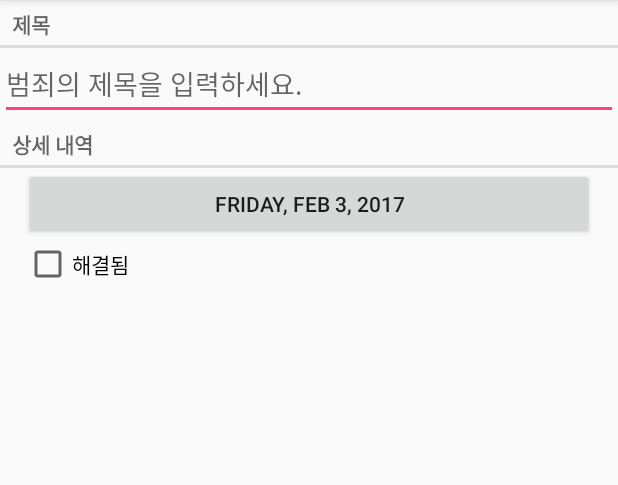
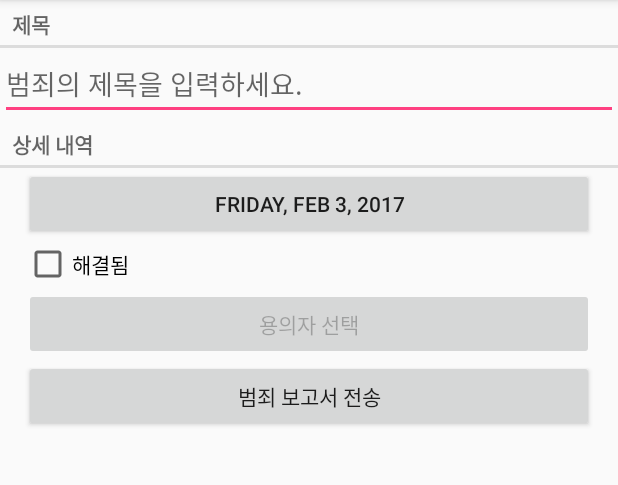
Before and after one commit to suprodigy/Android-Programming, an Android app: the screen it shows after launch (CrimePagerActivity), after a tap on "새로운 범죄", on a phone screen of 412 x 824 dp, the part 84-569 px from its top. Run offline under Robolectric (Android 15) with nearby library versions, the phone set to English and light mode, and no system bars.

Commit message:
chapter 15. Implicit Intent

```diff
--- a/CriminalIntent/app/src/main/java/com/example/android/criminalintent/Crime.java
+++ b/CriminalIntent/app/src/main/java/com/example/android/criminalintent/Crime.java
@@ -13,6 +13,7 @@
     private String mTitle;
     private Date mDate;
     private boolean mSolved;
+    private String mSuspect;
 
     public Crime() {
         this(UUID.randomUUID());
@@ -51,4 +52,11 @@
         mSolved = solved;
     }
 
+    public String getSuspect() {
+        return mSuspect;
+    }
+
+    public void setSuspect(String suspect) {
+        mSuspect = suspect;
+    }
 }
--- a/CriminalIntent/app/src/main/java/com/example/android/criminalintent/CrimeFragment.java
+++ b/CriminalIntent/app/src/main/java/com/example/android/criminalintent/CrimeFragment.java
@@ -2,7 +2,11 @@
 
 import android.app.Activity;
 import android.content.Intent;
+import android.content.pm.PackageManager;
+import android.database.Cursor;
+import android.net.Uri;
 import android.os.Bundle;
+import android.provider.ContactsContract;
 import android.support.annotation.Nullable;
 import android.support.v4.app.Fragment;
 import android.support.v4.app.FragmentManager;
@@ -33,6 +37,7 @@
     private static final String DIALOG_DATE = "DialogDate";
 
     private static final int REQUEST_DATE = 0;
+    private static final int REQUEST_CONTACT = 1;
 
     private Crime mCrime;
 
@@ -40,6 +45,8 @@
     private Button mDateButton;
     private Button mTimeButton;
     private CheckBox mSolvedCheckBox;
+    private Button mReportButton;
+    private Button mSuspectButton;
 
     public static CrimeFragment newInstance(UUID crimeId) {
         Bundle args = new Bundle();
@@ -101,6 +108,40 @@
             }
         });
 
+        mReportButton = (Button) v.findViewById(R.id.crime_report);
+        mReportButton.setOnClickListener(new View.OnClickListener() {
+            @Override
+            public void onClick(View v) {
+                Intent i = new Intent(Intent.ACTION_SEND);
+                i.setType("text/plain");
+                i.putExtra(Intent.EXTRA_TEXT, getCrimeReport());
+                i.putExtra(Intent.EXTRA_SUBJECT, getString(R.string.crime_report_subject));
+                i = Intent.createChooser(i, getString(R.string.send_report));
+                startActivity(i);
+            }
+        });
+
+        final Intent pickContact = new Intent(Intent.ACTION_PICK,
+                ContactsContract.Contacts.CONTENT_URI);
+        //pickContact.addCategory(Intent.CATEGORY_HOME);
+        mSuspectButton = (Button) v.findViewById(R.id.crime_suspect);
+        mSuspectButton.setOnClickListener(new View.OnClickListener() {
+            @Override
+            public void onClick(View v) {
+                startActivityForResult(pickContact, REQUEST_CONTACT);
+            }
+        });
+
+        if (mCrime.getSuspect() != null) {
+            mSuspectButton.setText(mCrime.getSuspect());
+        }
+
+        PackageManager packageManager = getActivity().getPackageManager();
+        if (packageManager.resolveActivity(pickContact,
+                PackageManager.MATCH_DEFAULT_ONLY) == null) {
+            mSuspectButton.setEnabled(false);
+        }
+
         return v;
     }
 
@@ -121,11 +162,54 @@
             Date date = (Date) data.getSerializableExtra(DatePickerFragment.EXTRA_DATE);
             mCrime.setDate(date);
             updateDate();
+        } else if (requestCode == REQUEST_CONTACT && data != null) {
+            Uri contactUri = data.getData();
+            String[] queryFields = new String[] {
+                    ContactsContract.Contacts.DISPLAY_NAME
+            };
+
+            Cursor c = getActivity().getContentResolver()
+                    .query(contactUri, queryFields, null, null, null);
+
+            try {
+                if(c.getCount() == 0) {
+                    return;
+                }
+
+                c.moveToFirst();
+                String suspect = c.getString(0);
+                mCrime.setSuspect(suspect);
+                mSuspectButton.setText(suspect);
+            } finally {
+                c.close();
+            }
         }
     }
 
     private void updateDate() {
         mDateButton.setText(DateFormat.format("EEEE, MMM d, yyyy", mCrime.getDate()));
+    }
+
+    private String getCrimeReport() {
+        String solvedString = null;
+        if (mCrime.isSolved()) {
+            solvedString = getString(R.string.crime_report_solved);
+        } else {
+            solvedString = getString(R.string.crime_report_unsolved);
+        }
+        String dateFormat = "EEE, MMM dd";
+        String dateString = DateFormat.format(dateFormat, mCrime.getDate()).toString();
+
+        String suspect = mCrime.getSuspect();
+        if (suspect == null) {
+            suspect = getString(R.string.crime_report_no_suspect);
+        } else {
+            suspect = getString(R.string.crime_report_suspect, suspect);
+        }
+
+        String report = getString(R.string.crime_report,
+                mCrime.getTitle(), dateString, solvedString, suspect);
+        return report;
     }
 
     @Override
--- a/CriminalIntent/app/src/main/java/com/example/android/criminalintent/CrimeLab.java
+++ b/CriminalIntent/app/src/main/java/com/example/android/criminalintent/CrimeLab.java
@@ -115,6 +115,7 @@
         values.put(CrimeTable.Cols.TITLE, crime.getTitle());
         values.put(CrimeTable.Cols.DATE, crime.getDate().getTime());
         values.put(CrimeTable.Cols.SOLVED, crime.isSolved() ? 1 : 0);
+        values.put(CrimeTable.Cols.SUSPECT, crime.getSuspect());
 
         return values;
     }
--- a/CriminalIntent/app/src/main/java/com/example/android/criminalintent/database/CrimeBaseHelper.java
+++ b/CriminalIntent/app/src/main/java/com/example/android/criminalintent/database/CrimeBaseHelper.java
@@ -25,7 +25,8 @@
                 CrimeTable.Cols.UUID + ", " +
                 CrimeTable.Cols.TITLE + ", " +
                 CrimeTable.Cols.DATE + ", " +
-                CrimeTable.Cols.SOLVED +
+                CrimeTable.Cols.SOLVED + ", " +
+                CrimeTable.Cols.SUSPECT +
                 ")"
         );
     }
--- a/CriminalIntent/app/src/main/java/com/example/android/criminalintent/database/CrimeCursorWrapper.java
+++ b/CriminalIntent/app/src/main/java/com/example/android/criminalintent/database/CrimeCursorWrapper.java
@@ -28,11 +28,13 @@
         String title = getString(getColumnIndex(CrimeTable.Cols.TITLE));
         long date = getLong(getColumnIndex(CrimeTable.Cols.DATE));
         int isSolved = getInt(getColumnIndex(CrimeTable.Cols.SOLVED));
+        String suspect = getString(getColumnIndex(CrimeTable.Cols.SUSPECT));
 
         Crime crime = new Crime(UUID.fromString(uuidString));
         crime.setTitle(title);
         crime.setDate(new Date(date));
         crime.setSolved(isSolved != 0);
+        crime.setSuspect(suspect);
 
         return crime;
     }
--- a/CriminalIntent/app/src/main/java/com/example/android/criminalintent/database/CrimeDbSchema.java
+++ b/CriminalIntent/app/src/main/java/com/example/android/criminalintent/database/CrimeDbSchema.java
@@ -13,6 +13,7 @@
             public static final String TITLE = "title";
             public static final String DATE = "date";
             public static final String SOLVED = "solved";
+            public static final String SUSPECT = "suspect";
         }
     }
 }
--- a/CriminalIntent/app/src/main/res/layout-land/fragment_crime.xml
+++ b/CriminalIntent/app/src/main/res/layout-land/fragment_crime.xml
@@ -45,4 +45,27 @@
 
     </LinearLayout>
 
+    <LinearLayout
+        android:orientation="horizontal"
+        android:layout_marginLeft="16dp"
+        android:layout_marginRight="16dp"
+        android:layout_width="match_parent"
+        android:layout_height="wrap_content">
+
+        <Button
+            android:id="@+id/crime_suspect"
+            android:layout_weight="1"
+            android:text="@string/crime_suspect_text"
+            android:layout_width="wrap_content"
+            android:layout_height="wrap_content"/>
+
+        <Button
+            android:id="@+id/crime_report"
+            android:layout_weight="1"
+            android:text="@string/crime_report_text"
+            android:layout_width="wrap_content"
+            android:layout_height="wrap_content"/>
+
+    </LinearLayout>
+
 </LinearLayout>
--- a/CriminalIntent/app/src/main/res/layout/fragment_crime.xml
+++ b/CriminalIntent/app/src/main/res/layout/fragment_crime.xml
@@ -38,4 +38,20 @@
         android:layout_width="match_parent"
         android:layout_height="wrap_content"/>
 
+    <Button
+        android:id="@+id/crime_suspect"
+        android:layout_marginLeft="16dp"
+        android:layout_marginRight="16dp"
+        android:text="@string/crime_suspect_text"
+        android:layout_width="match_parent"
+        android:layout_height="wrap_content"/>
+
+    <Button
+        android:id="@+id/crime_report"
+        android:layout_marginLeft="16dp"
+        android:layout_marginRight="16dp"
+        android:text="@string/crime_report_text"
+        android:layout_width="match_parent"
+        android:layout_height="wrap_content"/>
+
 </LinearLayout>
--- a/CriminalIntent/app/src/main/res/values/strings.xml
+++ b/CriminalIntent/app/src/main/res/values/strings.xml
@@ -10,4 +10,14 @@
     <string name="hide_subtitle">서브타이틀 감추기</string>
     <string name="subtitle_format">%1$s 건</string>
     <string name="delete_crime">범죄 삭제</string>
+    <string name="crime_suspect_text">용의자 선택</string>
+    <string name="crime_report_text">범죄 보고서 전송</string>
+    <string name="crime_report">%1$s!
+    이 범죄가 발견된 날짜는 %2$s. %3$s, 그리고 %4$s</string>
+    <string name="crime_report_solved">이 건은 해결되었음</string>
+    <string name="crime_report_unsolved">이 건은 미해결임</string>
+    <string name="crime_report_no_suspect">용의자가 없음</string>
+    <string name="crime_report_suspect">용의자는 %s</string>
+    <string name="crime_report_subject">CriminalIntent 범죄 보고서</string>
+    <string name="send_report">범죄 보고서 전송</string>
 </resources>
```
